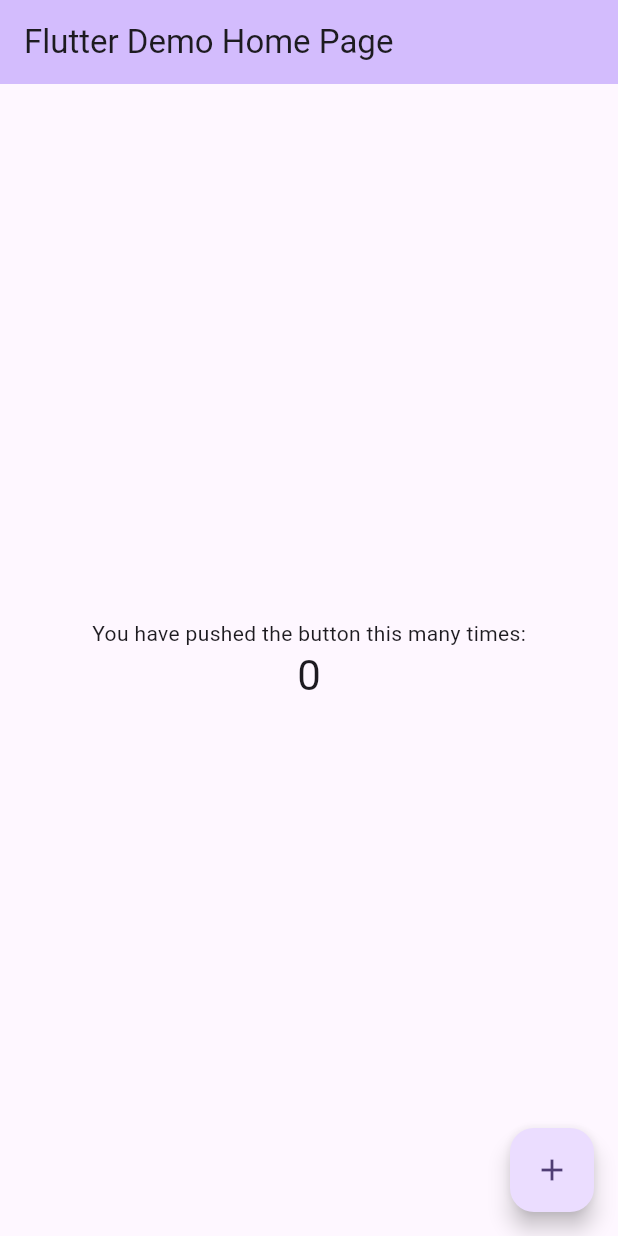
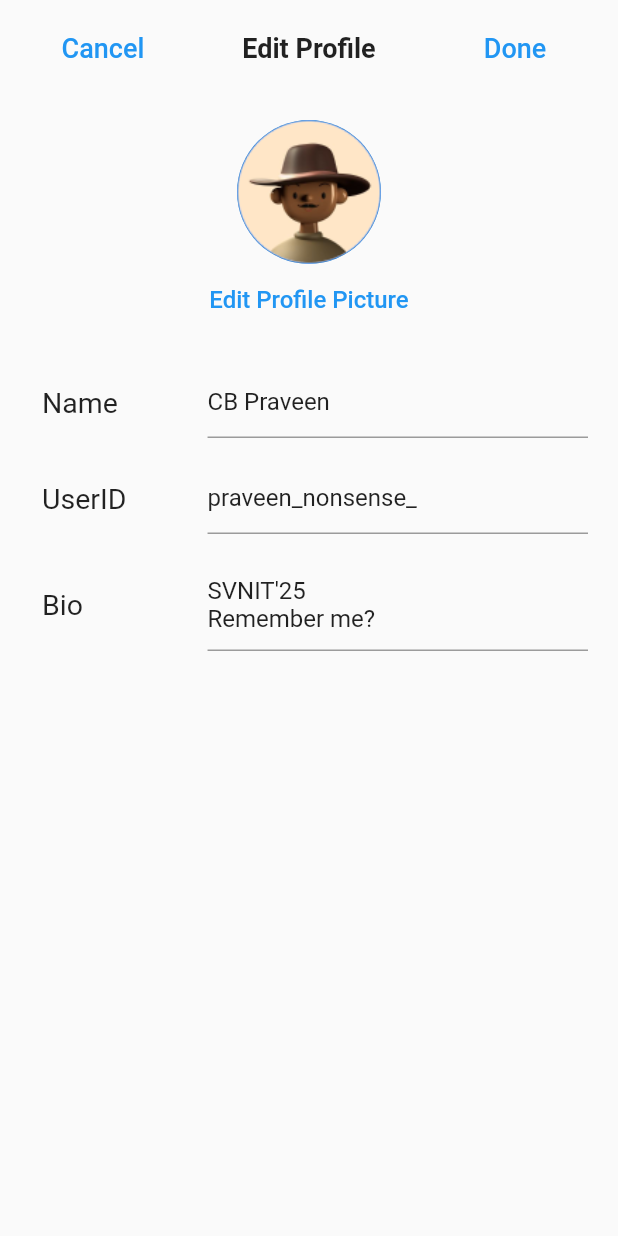
Before and after one commit to seabeePraveen/Qconnect-App, a Flutter app: the screen it shows after launch, on a phone screen of 412 x 824 dp. Run offline on Flutter 3.47's test engine with Material 2 defaults, Android fonts, the phone set to English and light mode, and no system bars.

Commit message:
edit profile page added

```diff
--- a/lib/main.dart
+++ b/lib/main.dart
@@ -1,3 +1,5 @@
+import 'package:chatt_app_frontend/pages/profile_page.dart';
+import 'package:chatt_app_frontend/utils/routes.dart';
 import 'package:flutter/material.dart';
 
 void main() {
@@ -7,119 +9,15 @@ void main() {
 class MyApp extends StatelessWidget {
   const MyApp({super.key});
 
-  // This widget is the root of your application.
   @override
   Widget build(BuildContext context) {
     return MaterialApp(
-      title: 'Flutter Demo',
-      theme: ThemeData(
-        // This is the theme of your application.
-        //
-        // TRY THIS: Try running your application with "flutter run". You'll see
-        // the application has a blue toolbar. Then, without quitting the app,
-        // try changing the seedColor in the colorScheme below to Colors.green
-        // and then invoke "hot reload" (save your changes or press the "hot
-        // reload" button in a Flutter-supported IDE, or press "r" if you used
-        // the command line to start the app).
-        //
-        // Notice that the counter didn't reset back to zero; the application
-        // state is not lost during the reload. To reset the state, use hot
-        // restart instead.
-        //
-        // This works for code too, not just values: Most code changes can be
-        // tested with just a hot reload.
-        colorScheme: ColorScheme.fromSeed(seedColor: Colors.deepPurple),
-        useMaterial3: true,
-      ),
-      home: const MyHomePage(title: 'Flutter Demo Home Page'),
+      home: const ProfilePage(),
+      // initialRoute: MyRoutes.ProfilePage,
+      debugShowCheckedModeBanner: false,
+      routes: {
+        MyRoutes.ProfilePage: (context) => const ProfilePage(),
+      },
     );
   }
 }
-
-class MyHomePage extends StatefulWidget {
-  const MyHomePage({super.key, required this.title});
-
-  // This widget is the home page of your application. It is stateful, meaning
-  // that it has a State object (defined below) that contains fields that affect
-  // how it looks.
-
-  // This class is the configuration for the state. It holds the values (in this
-  // case the title) provided by the parent (in this case the App widget) and
-  // used by the build method of the State. Fields in a Widget subclass are
-  // always marked "final".
-
-  final String title;
-
-  @override
-  State<MyHomePage> createState() => _MyHomePageState();
-}
-
-class _MyHomePageState extends State<MyHomePage> {
-  int _counter = 0;
-
-  void _incrementCounter() {
-    setState(() {
-      // This call to setState tells the Flutter framework that something has
-      // changed in this State, which causes it to rerun the build method below
-      // so that the display can reflect the updated values. If we changed
-      // _counter without calling setState(), then the build method would not be
-      // called again, and so nothing would appear to happen.
-      _counter++;
-    });
-  }
-
-  @override
-  Widget build(BuildContext context) {
-    // This method is rerun every time setState is called, for instance as done
-    // by the _incrementCounter method above.
-    //
-    // The Flutter framework has been optimized to make rerunning build methods
-    // fast, so that you can just rebuild anything that needs updating rather
-    // than having to individually change instances of widgets.
-    return Scaffold(
-      appBar: AppBar(
-        // TRY THIS: Try changing the color here to a specific color (to
-        // Colors.amber, perhaps?) and trigger a hot reload to see the AppBar
-        // change color while the other colors stay the same.
-        backgroundColor: Theme.of(context).colorScheme.inversePrimary,
-        // Here we take the value from the MyHomePage object that was created by
-        // the App.build method, and use it to set our appbar title.
-        title: Text(widget.title),
-      ),
-      body: Center(
-        // Center is a layout widget. It takes a single child and positions it
-        // in the middle of the parent.
-        child: Column(
-          // Column is also a layout widget. It takes a list of children and
-          // arranges them vertically. By default, it sizes itself to fit its
-          // children horizontally, and tries to be as tall as its parent.
-          //
-          // Column has various properties to control how it sizes itself and
-          // how it positions its children. Here we use mainAxisAlignment to
-          // center the children vertically; the main axis here is the vertical
-          // axis because Columns are vertical (the cross axis would be
-          // horizontal).
-          //
-          // TRY THIS: Invoke "debug painting" (choose the "Toggle Debug Paint"
-          // action in the IDE, or press "p" in the console), to see the
-          // wireframe for each widget.
-          mainAxisAlignment: MainAxisAlignment.center,
-          children: <Widget>[
-            const Text(
-              'You have pushed the button this many times:',
-            ),
-            Text(
-              '$_counter',
-              style: Theme.of(context).textTheme.headlineMedium,
-            ),
-          ],
-        ),
-      ),
-      floatingActionButton: FloatingActionButton(
-        onPressed: _incrementCounter,
-        tooltip: 'Increment',
-        child: const Icon(Icons.add),
-      ), // This trailing comma makes auto-formatting nicer for build methods.
-    );
-  }
-}
--- /dev/null
+++ b/lib/pages/profile_page.dart
@@ -0,0 +1,176 @@
+// ignore_for_file: avoid_unnecessary_containers, duplicate_ignore, sort_child_properties_last
+
+import 'package:flutter/material.dart';
+import 'package:flutter/services.dart';
+
+class ProfilePage extends StatefulWidget {
+  const ProfilePage({super.key});
+
+  @override
+  State<ProfilePage> createState() => _ProfilePageState();
+}
+
+class _ProfilePageState extends State<ProfilePage> {
+  TextEditingController _nameController = TextEditingController();
+  TextEditingController _userIDController = TextEditingController();
+  TextEditingController _bioController = TextEditingController();
+
+  @override
+  void initState() {
+    super.initState();
+    _nameController.text = 'CB Praveen';
+    _userIDController.text = 'praveen_nonsense_';
+    _bioController.text = "SVNIT'25 \nRemember me?";
+  }
+
+  @override
+  Widget build(BuildContext context) {
+    SystemChrome.setSystemUIOverlayStyle(
+      const SystemUiOverlayStyle(
+          statusBarIconBrightness: Brightness.dark,
+          statusBarColor: Color.fromARGB(255, 255, 255, 255)),
+    );
+    return Scaffold(
+      body: SingleChildScrollView(
+        child: SafeArea(
+          child: Column(
+            children: [
+              Padding(
+                padding: const EdgeInsets.symmetric(vertical: 8.0),
+                child: Row(
+                  children: [
+                    Expanded(
+                      child: TextButton(
+                        onPressed: () {},
+                        child: const Text(
+                          "Cancel",
+                          style: TextStyle(
+                            fontSize: 18,
+                          ),
+                        ),
+                      ),
+                    ),
+                    const Expanded(
+                      child: Center(
+                          child: Text(
+                        "Edit Profile",
+                        style: TextStyle(
+                          fontSize: 18,
+                          fontWeight: FontWeight.w600,
+                        ),
+                      )),
+                    ),
+                    Expanded(
+                      child: TextButton(
+                        child: const Text(
+                          "Done",
+                          style: TextStyle(
+                            fontSize: 18,
+                          ),
+                        ),
+                        onPressed: () {},
+                      ),
+                    ),
+                  ],
+                ),
+              ),
+              Padding(
+                padding: const EdgeInsets.only(top: 16.0, bottom: 12),
+                child: Center(
+                  child: Column(
+                    children: [
+                      const CircleAvatar(
+                        radius: 32 * 1.5,
+                        backgroundImage: AssetImage("assets/profile_image.png"),
+                      ),
+                      TextButton(
+                        onPressed: () {},
+                        child: const Text(
+                          "Edit Profile Picture",
+                          style: TextStyle(fontSize: 16),
+                        ),
+                      ),
+                    ],
+                  ),
+                ),
+              ),
+              Padding(
+                padding:
+                    const EdgeInsets.symmetric(horizontal: 20.0, vertical: 8),
+                child: Row(
+                  children: [
+                    const Expanded(
+                        flex: 35,
+                        child: Padding(
+                          padding: EdgeInsets.only(left: 8.0),
+                          child: Text(
+                            "Name",
+                            style: TextStyle(
+                                fontSize: 19, fontWeight: FontWeight.w400),
+                          ),
+                        )),
+                    Expanded(
+                      flex: 75,
+                      child: TextFormField(
+                        controller: _nameController,
+                      ),
+                    ),
+                  ],
+                ),
+              ),
+              Padding(
+                padding:
+                    const EdgeInsets.symmetric(horizontal: 20.0, vertical: 8),
+                child: Row(
+                  children: [
+                    const Expanded(
+                        flex: 35,
+                        child: Padding(
+                          padding: EdgeInsets.only(left: 8.0),
+                          child: Text(
+                            "UserID",
+                            style: TextStyle(
+                                fontSize: 19, fontWeight: FontWeight.w400),
+                          ),
+                        )),
+                    Expanded(
+                      flex: 75,
+                      child: TextFormField(
+                        controller: _userIDController,
+                      ),
+                    ),
+                  ],
+                ),
+              ),
+              Padding(
+                padding:
+                    const EdgeInsets.symmetric(horizontal: 20.0, vertical: 8),
+                child: Row(
+                  children: [
+                    const Expanded(
+                        flex: 35,
+                        child: Padding(
+                          padding: EdgeInsets.only(left: 8.0),
+                          child: Text(
+                            "Bio",
+                            style: TextStyle(
+                                fontSize: 19, fontWeight: FontWeight.w400),
+                          ),
+                        )),
+                    Expanded(
+                      flex: 75,
+                      child: TextField(
+                        controller: _bioController,
+                        maxLines: null,
+                      ),
+                    ),
+                  ],
+                ),
+              ),
+            ],
+          ),
+        ),
+      ),
+    );
+  }
+}
--- /dev/null
+++ b/lib/utils/routes.dart
@@ -0,0 +1,3 @@
+class MyRoutes {
+  static String ProfilePage = "/profile";
+}
--- a/pubspec.yaml
+++ b/pubspec.yaml
@@ -35,6 +35,7 @@ dependencies:
   # The following adds the Cupertino Icons font to your application.
   # Use with the CupertinoIcons class for iOS style icons.
   cupertino_icons: ^1.0.2
+  get: ^4.6.5
 
 dev_dependencies:
   flutter_test:
@@ -59,7 +60,8 @@ flutter:
   uses-material-design: true
 
   # To add assets to your application, add an assets section, like this:
-  # assets:
+  assets:
+      - assets/
   #   - images/a_dot_burr.jpeg
   #   - images/a_dot_ham.jpeg
 
```
Also changed, not shown: assets/profile_image.png (added), pubspec.lock.
